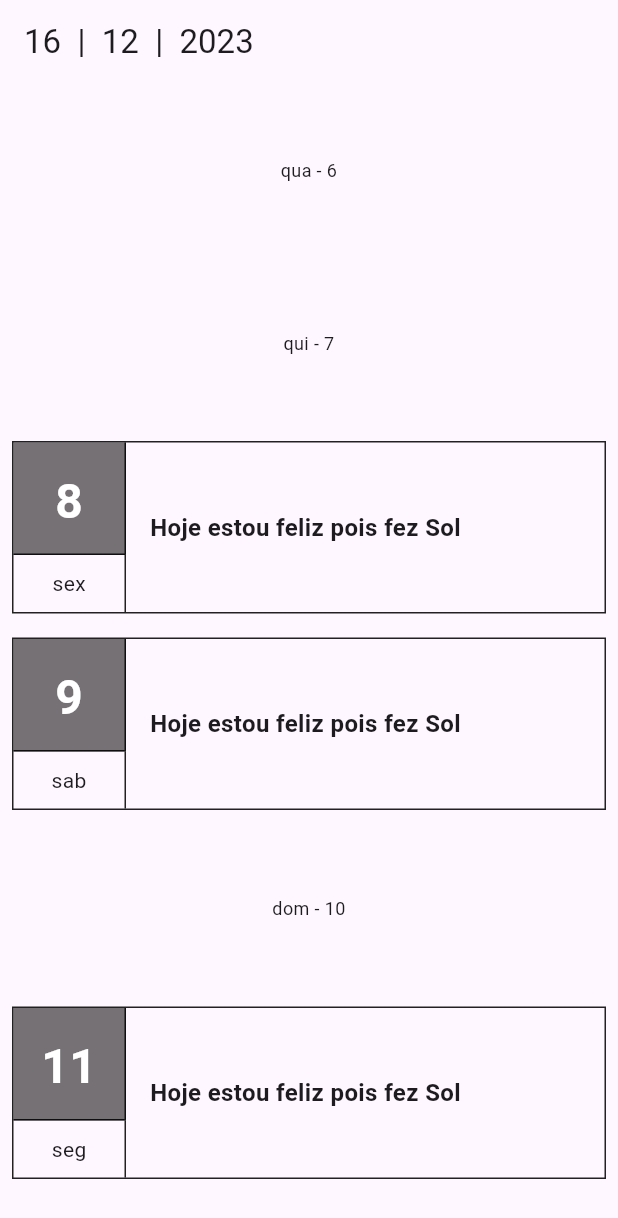
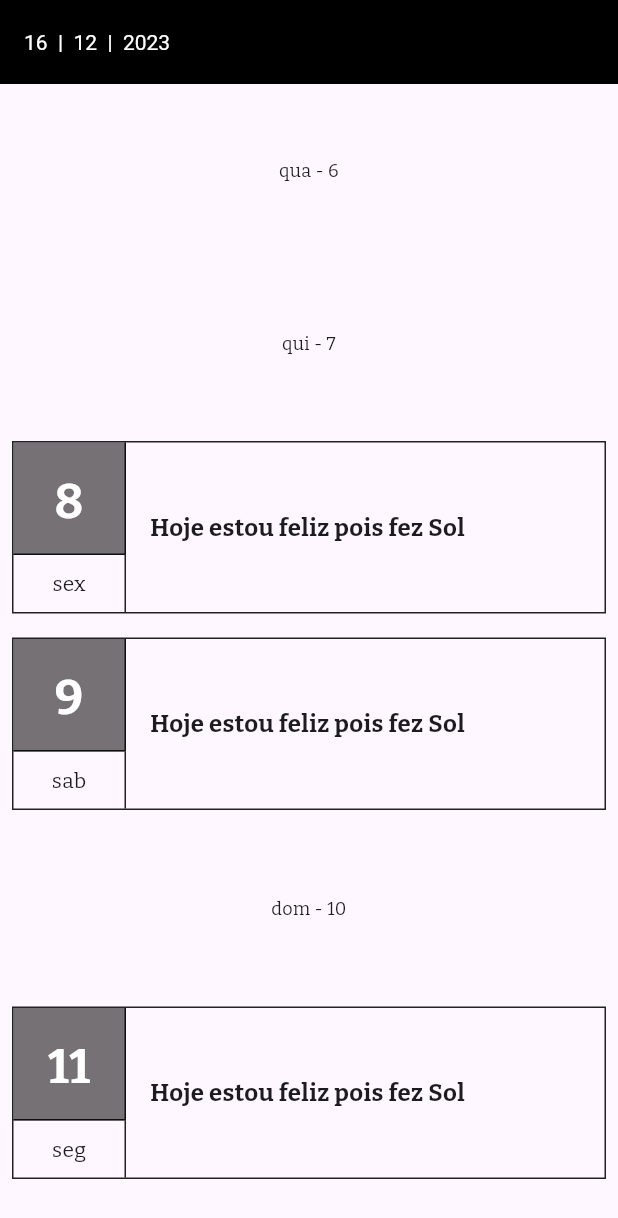
Before and after one commit to vxfontes/flutterForQQPag, a Flutter app: the screen it shows after launch, on a phone screen of 412 x 824 dp. Shown: the top 1218 px of the screen. Run offline on Flutter 3.47's test engine with Material 3 defaults, Android fonts, the phone set to English and light mode, and no system bars; our stand-ins replace google_fonts.

Commit message:
feat: mudando tema e fonte da aplicação

```diff
--- a/lib/main.dart
+++ b/lib/main.dart
@@ -1,4 +1,5 @@
 import 'package:flutter/material.dart';
+import 'package:google_fonts/google_fonts.dart';
 import 'screens/home_screen/home_screen.dart';
 
 void main() {
@@ -7,11 +8,20 @@ void main() {
 
 class MyApp extends StatelessWidget {
   const MyApp({Key? key}) : super(key: key);
+
   @override
   Widget build(BuildContext context) {
     return MaterialApp(
       title: 'Simple Journal',
       debugShowCheckedModeBanner: false,
+      theme: ThemeData(
+          primarySwatch: Colors.grey,
+          appBarTheme: const AppBarTheme(
+            elevation: 0,
+            backgroundColor: Colors.black,
+            titleTextStyle: TextStyle(color: Colors.white),
+          ),
+          textTheme: GoogleFonts.bitterTextTheme()),
       darkTheme: ThemeData.dark(),
       themeMode: ThemeMode.light,
       initialRoute: "home",
--- a/pubspec.yaml
+++ b/pubspec.yaml
@@ -14,6 +14,7 @@ dependencies:
 
   cupertino_icons: ^1.0.2
   uuid: ^3.0.6
+  google_fonts: ^4.0.3
 
 dev_dependencies:
   flutter_test:
```
Also changed, not shown: pubspec.lock, 1 other file.
